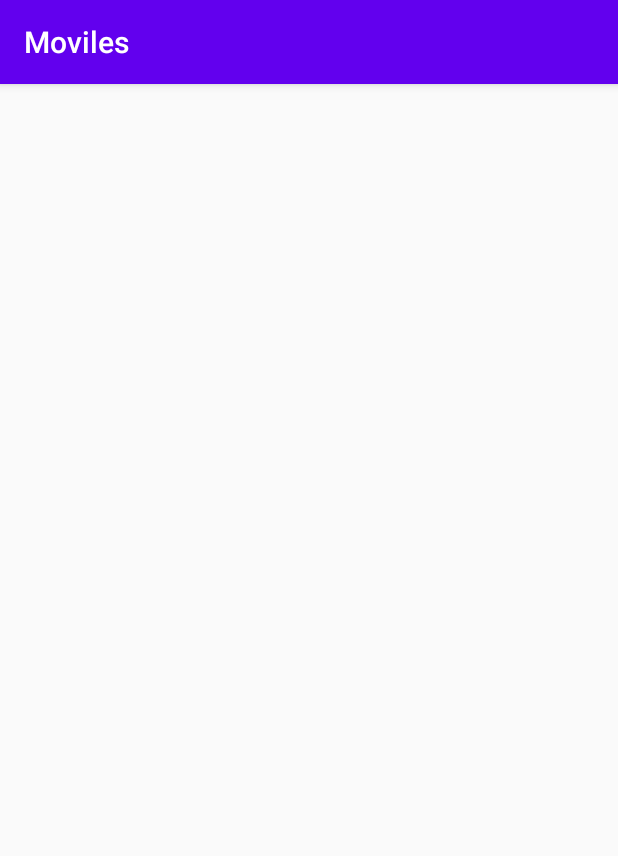
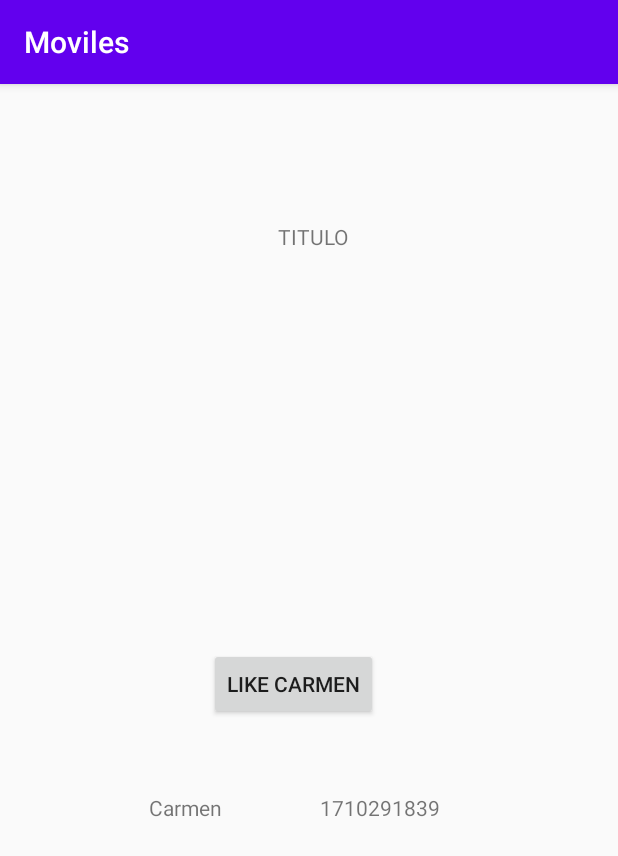
Before and after one commit to 2020-A-Moviles-GR1/mov-silva-andrea, an Android app: the RecyclerVIewActivity screen opened directly, with no data from a screen before it, on a phone screen of 412 x 824 dp. Shown: the top 856 px of the screen. Run offline under Robolectric (Android 15) with nearby library versions, the phone set to English and light mode, and no system bars; libraries missing offline, so code that uses them is left out: com.beust.klaxon.

```diff
--- a/02-android/app/src/main/java/com/example/moviles/HttpActivity.kt
+++ b/02-android/app/src/main/java/com/example/moviles/HttpActivity.kt
@@ -4,6 +4,7 @@ import androidx.appcompat.app.AppCompatActivity
 import android.os.Bundle
 import android.util.Log
 import com.beust.klaxon.Klaxon
+import com.beust.klaxon.TypeFor
 import com.github.kittinunf.fuel.httpGet
 import com.github.kittinunf.fuel.httpPost
 import com.github.kittinunf.result.Result
@@ -68,6 +69,8 @@ class HttpActivity : AppCompatActivity() {
                 }
             }
         }
+
+
     }
     fun crearUsuario(){
         val url=urlPrincipal+ "/Usuario"
--- a/02-android/app/src/main/java/com/example/moviles/MainActivity.kt
+++ b/02-android/app/src/main/java/com/example/moviles/MainActivity.kt
@@ -39,6 +39,10 @@ class MainActivity : AppCompatActivity() {
         }
         btn_http.setOnClickListener{
             abrirActividadHttp()
+        }
+        btn_recycler.setOnClickListener{
+        abrirRecycleViewActivity()
+
         }
 
 
@@ -133,4 +137,10 @@ class MainActivity : AppCompatActivity() {
         )
         startActivityForResult(intentExplicito,305)
     }
+    fun abrirRecycleViewActivity(){
+        val  intentExplicito=Intent(
+            this,RecyclerVIewActivity::class.java
+        )
+        this.startActivity(intentExplicito)
+    }
 }
--- a/02-android/app/src/main/java/com/example/moviles/PokemonHttp.kt
+++ b/02-android/app/src/main/java/com/example/moviles/PokemonHttp.kt
@@ -1,6 +1,7 @@
 package com.example.moviles
 
 import java.util.*
+import kotlin.reflect.KClass
 
 class PokemonHttp (
     var id:Integer,
@@ -9,7 +10,7 @@ class PokemonHttp (
     var nombre:String,
     var usuario:Integer,
     var batalla:Integer
-){
+)  {
 var fechaCreacion:Date
     var fechaActualiacion:Date
     init {
--- a/02-android/app/src/main/java/com/example/moviles/RecyclerAdaptador.kt
+++ b/02-android/app/src/main/java/com/example/moviles/RecyclerAdaptador.kt
@@ -1,25 +1,51 @@
 package com.example.moviles
 
+import android.view.LayoutInflater
+import android.view.TextureView
 import android.view.View
 import android.view.ViewGroup
+import android.widget.Button
+import android.widget.TextView
 import androidx.recyclerview.widget.RecyclerView
 
-class RecyclerAdaptador( private val listaUsuarios: List<UsuarioHttp>,
-    //private val contexto
-                         private val recyclerView:androidx.recyclerview.widget.RecyclerView
+
+
+class RecyclerAdaptador(private val listaUsuarios: List<UsuarioHttp>,
+                        private val contexto:RecyclerVIewActivity,
+                        private val recyclerView:androidx.recyclerview.widget.RecyclerView
 ):androidx.recyclerview.widget.RecyclerView.Adapter<RecyclerAdaptador.MyViewHolder>() {
 inner class  MyViewHolder(view:View):
-        androidx.recyclerview.widget.RecyclerView.ViewHolder(view)
+        androidx.recyclerview.widget.RecyclerView.ViewHolder(view){
+    var nombreTextView: TextView
+    var cedulaTextView:TextView
+    var acctionButoon:Button
+    init {
+        nombreTextView=view.findViewById(R.id.tv_nombre)
+        cedulaTextView=view.findViewById(R.id.tv_cedula)
+        acctionButoon=view.findViewById(R.id.btn_accion)
+    }
+}
 
-    override fun onCreateViewHolder(parent: ViewGroup, viewType: Int): MyViewHolder {
-        TODO("Not yet implemented")
+    override fun onCreateViewHolder(parent: ViewGroup, viewType: Int): RecyclerAdaptador.MyViewHolder {
+                //definimos la interfaz de vamos a usar
+        val itemView=LayoutInflater.from(parent.context)
+            .inflate(R.layout.adaptador_persona,parent,false)// recursos del adaptador
+        return  MyViewHolder(itemView)
     }
 
+   //#itmes que tenemos en la lsita
     override fun getItemCount(): Int {
-        TODO("Not yet implemented")
-    }
+        return listaUsuarios.size   }
 
-    override fun onBindViewHolder(holder: MyViewHolder, position: Int) {
-        TODO("Not yet implemented")
+
+    //funcion que se ejcutara con cad auno de las items
+    override fun onBindViewHolder(
+        holder: MyViewHolder, //clase implementada
+        position: Int) {//posision
+        val usuario=listaUsuarios[position]
+        holder.nombreTextView.text = usuario.nombre
+        holder.cedulaTextView.text = usuario.cedula
+        holder.acctionButoon.text = "Like ${usuario.nombre}"
+
     }
 }
--- a/02-android/app/src/main/java/com/example/moviles/RecyclerVIewActivity.kt
+++ b/02-android/app/src/main/java/com/example/moviles/RecyclerVIewActivity.kt
@@ -2,10 +2,72 @@ package com.example.moviles
 
 import androidx.appcompat.app.AppCompatActivity
 import android.os.Bundle
+import kotlinx.android.synthetic.main.activity_recycler_v_iew.*
 
 class RecyclerVIewActivity : AppCompatActivity() {
     override fun onCreate(savedInstanceState: Bundle?) {
         super.onCreate(savedInstanceState)
         setContentView(R.layout.activity_recycler_v_iew)
+        val listaUsuarios= arrayListOf<UsuarioHttp>()
+        listaUsuarios.add(
+            UsuarioHttp(
+                1,
+                12324354,
+                1291208,
+                "1710291839",
+                "Carmen",
+                "c.lopez@gmail.com",
+                "Soltero",
+                "password8",
+                arrayListOf<PokemonHttp>()
+            )
+        )
+
+
+        listaUsuarios.add(
+            UsuarioHttp(
+                2,
+                12324354,
+                1291208,
+                "1710291716",
+                "Miguel",
+                "m.zambrano@gmail.com",
+                "Soltero",
+                "password9",
+                arrayListOf<PokemonHttp>()
+            )
+        )
+
+        listaUsuarios.add(
+            UsuarioHttp(
+                1,
+                12324354,
+                1291208,
+                "0910283910",
+                "Gustavo",
+                "g.astudillo@gmail.com",
+                "Casado",
+                "password10",
+                arrayListOf<PokemonHttp>()
+            )
+        )
+        iniciarRecycleView(
+            listaUsuarios,this,rv_usuarios
+        )
+    }
+    fun iniciarRecycleView(
+      lista:  List<UsuarioHttp>,
+        actividad:RecyclerVIewActivity,
+      recyclerview:androidx.recyclerview.widget.RecyclerView
+    ){
+        val adaptadorUsiario=RecyclerAdaptador(
+            lista,
+            actividad,
+            recyclerview
+        )
+        rv_usuarios.adapter=adaptadorUsiario
+        rv_usuarios.itemAnimator=androidx.recyclerview.widget.DefaultItemAnimator()
+        rv_usuarios.layoutManager=androidx.recyclerview.widget.LinearLayoutManager(actividad)
+        adaptadorUsiario.notifyDataSetChanged()
     }
 }
--- a/02-android/app/src/main/java/com/example/moviles/UsuarioHttp.kt
+++ b/02-android/app/src/main/java/com/example/moviles/UsuarioHttp.kt
@@ -1,5 +1,6 @@
 package com.example.moviles
 
+import com.beust.klaxon.TypeFor
 import java.util.*
 import kotlin.collections.ArrayList
 
@@ -20,4 +21,6 @@ class UsuarioHttp(
         fechaCreacion= Date(createdAt)
         fechaActualiacion= Date(updatedAt)
     }
+
+
 }
--- a/02-android/app/src/main/res/layout/activity_recycler_v_iew.xml
+++ b/02-android/app/src/main/res/layout/activity_recycler_v_iew.xml
@@ -6,4 +6,24 @@
     android:layout_height="match_parent"
     tools:context=".RecyclerVIewActivity">
 
+    <androidx.recyclerview.widget.RecyclerView
+        android:id="@+id/rv_usuarios"
+        android:layout_width="307dp"
+        android:layout_height="375dp"
+        android:layout_marginBottom="56dp"
+        app:layout_constraintBottom_toBottomOf="parent"
+        app:layout_constraintEnd_toEndOf="@+id/tv_titulo_rv"
+        app:layout_constraintHorizontal_bias="0.583"
+        app:layout_constraintStart_toStartOf="@+id/tv_titulo_rv" />
+
+    <TextView
+        android:id="@+id/tv_titulo_rv"
+        android:layout_width="62dp"
+        android:layout_height="16dp"
+        android:layout_marginTop="92dp"
+        android:text="TITULO"
+        app:layout_constraintEnd_toEndOf="parent"
+        app:layout_constraintHorizontal_bias="0.53"
+        app:layout_constraintStart_toStartOf="parent"
+        app:layout_constraintTop_toTopOf="parent" />
 </androidx.constraintlayout.widget.ConstraintLayout>
--- /dev/null
+++ b/02-android/app/src/main/res/layout/adaptador_persona.xml
@@ -0,0 +1,41 @@
+<?xml version="1.0" encoding="utf-8"?>
+<androidx.constraintlayout.widget.ConstraintLayout
+    xmlns:android="http://schemas.android.com/apk/res/android"
+    xmlns:app="http://schemas.android.com/apk/res-auto"
+    xmlns:tools="http://schemas.android.com/tools"
+    android:layout_width="match_parent"
+    android:layout_height="match_parent">
+
+    <Button
+        android:id="@+id/btn_accion"
+        android:layout_width="wrap_content"
+        android:layout_height="wrap_content"
+        android:layout_marginBottom="288dp"
+        android:text="Button"
+        app:layout_constraintBottom_toBottomOf="parent"
+        app:layout_constraintEnd_toEndOf="parent"
+        app:layout_constraintHorizontal_bias="0.498"
+        app:layout_constraintStart_toStartOf="parent" />
+
+    <TextView
+        android:id="@+id/tv_cedula"
+        android:layout_width="wrap_content"
+        android:layout_height="wrap_content"
+        android:layout_marginTop="136dp"
+        android:text="TextView"
+        app:layout_constraintEnd_toEndOf="parent"
+        app:layout_constraintHorizontal_bias="0.75"
+        app:layout_constraintStart_toStartOf="parent"
+        app:layout_constraintTop_toTopOf="parent" />
+
+    <TextView
+        android:id="@+id/tv_nombre"
+        android:layout_width="wrap_content"
+        android:layout_height="wrap_content"
+        android:layout_marginTop="136dp"
+        android:text="TextView"
+        app:layout_constraintEnd_toEndOf="parent"
+        app:layout_constraintHorizontal_bias="0.218"
+        app:layout_constraintStart_toStartOf="parent"
+        app:layout_constraintTop_toTopOf="parent" />
+</androidx.constraintlayout.widget.ConstraintLayout>
```
